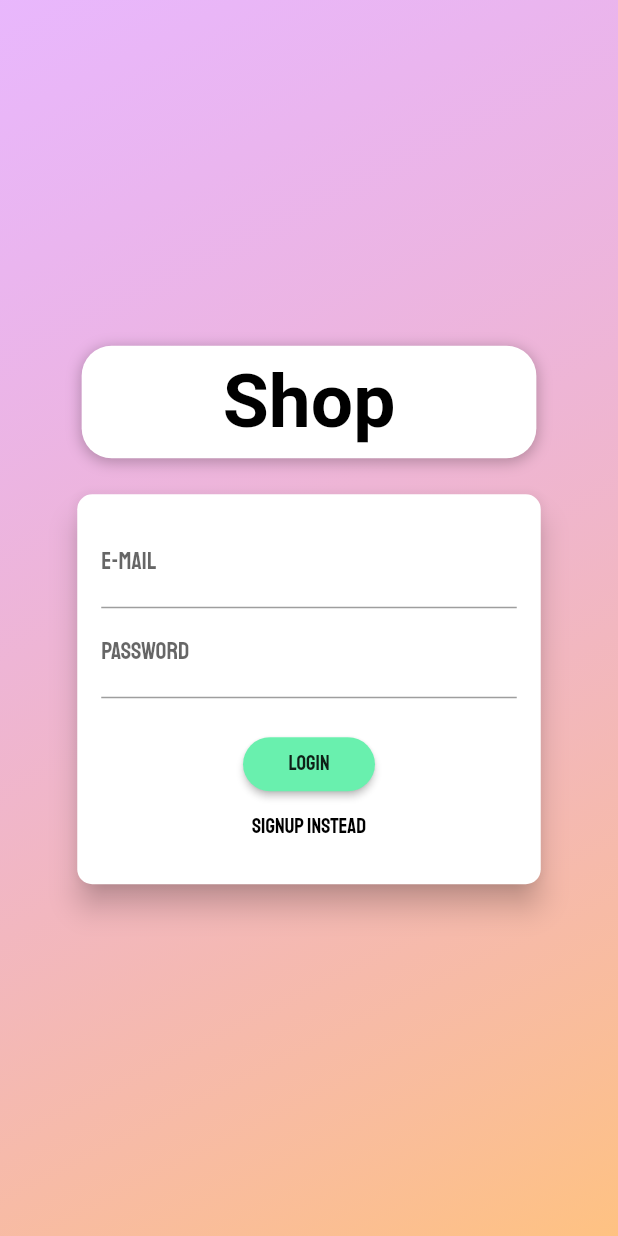
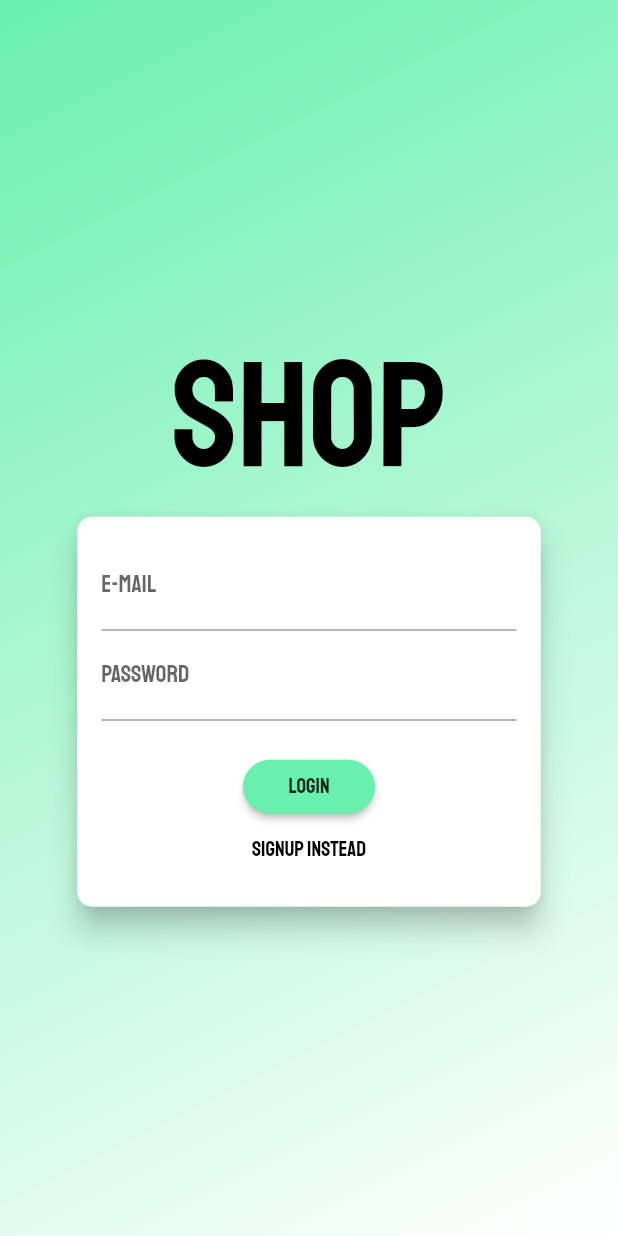
Before and after one commit to xziztt/Online_Shopping_Flutter, a Flutter app: the screen it shows after launch, on a phone screen of 412 x 824 dp. Run offline on Flutter 3.47's test engine with Material 2 defaults, Android fonts, the phone set to English and light mode, and no system bars; missing offline and left inert: dart:ffi; Roboto replaces fonts that are missing (Anton).

Commit message:
cleaned up login page

```diff
--- a/lib/provider/product_provider.dart
+++ b/lib/provider/product_provider.dart
@@ -154,6 +154,7 @@ class Products with ChangeNotifier {
 
   Future<void> addNewProduct(Product product) async {
     print(product);
+
     final firebaseUrl =
         "https://shopping-613a0-default-rtdb.firebaseio.com/products.json?auth=$currentUserToken";
     try {
--- a/lib/screens/auth_screen.dart
+++ b/lib/screens/auth_screen.dart
@@ -24,8 +24,7 @@ class AuthScreen extends StatelessWidget {
             decoration: BoxDecoration(
               gradient: LinearGradient(
                 colors: [
-                  Color.fromRGBO(215, 117, 255, 1).withOpacity(0.5),
-                  Color.fromRGBO(255, 188, 117, 1).withOpacity(0.9),
+                  Colors.greenAccent,Colors.white
                 ],
                 begin: Alignment.topLeft,
                 end: Alignment.bottomRight,
@@ -41,7 +40,8 @@ class AuthScreen extends StatelessWidget {
                 mainAxisAlignment: MainAxisAlignment.center,
                 crossAxisAlignment: CrossAxisAlignment.center,
                 children: <Widget>[
-                  Flexible(
+                  Container(child: Text("SHOP",style: TextStyle(fontSize: 100,fontFamily: 'Staatliches',color: Colors.black),),),
+                 /* Flexible(
                     child: Container(
                       margin: EdgeInsets.only(bottom: 20.0),
                       padding:
@@ -51,26 +51,26 @@ class AuthScreen extends StatelessWidget {
                       // ..translate(-10.0),
                       decoration: BoxDecoration(
                         borderRadius: BorderRadius.circular(20),
-                        color: Colors.white ,
+                        color: Colors.white,
                         boxShadow: [
                           BoxShadow(
                             blurRadius: 8,
-                            color: Colors.black26,
+                            color: Colors.black,
                             offset: Offset(0, 2),
                           )
                         ],
                       ),
                       child: Text(
-                        'Shop',
+                        'The Shop',
                         style: TextStyle(
                           color: Colors.black,
                           fontSize: 50,
-                          fontFamily: 'Anton',
+                          fontFamily: 'Staatliches',
                           fontWeight: FontWeight.bold,
                         ),
                       ),
                     ),
-                  ),
+                  ),*/
                   Flexible(
                     flex: deviceSize.width > 600 ? 2 : 1,
                     child: AuthCard(),
```
